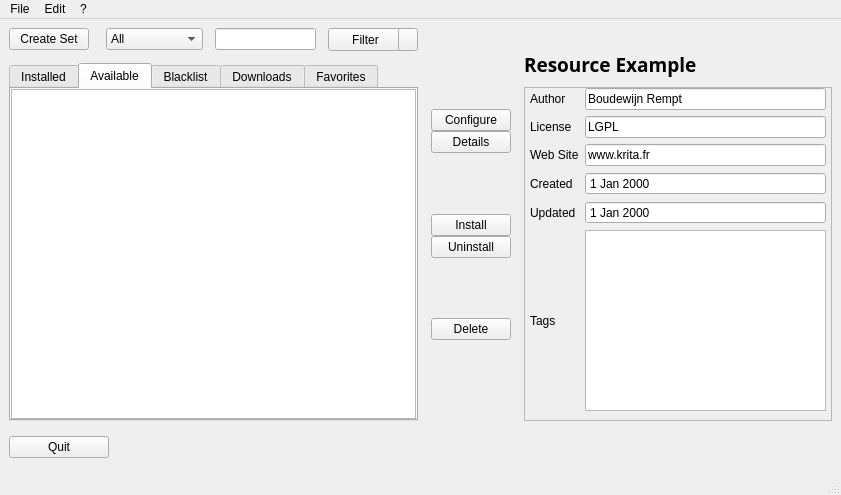
The window that krita/plugins/paintops/resourcemanager/KoResourceManagerWidget.ui (KDE/krita) describes before a commit, drawn with Qt 5.
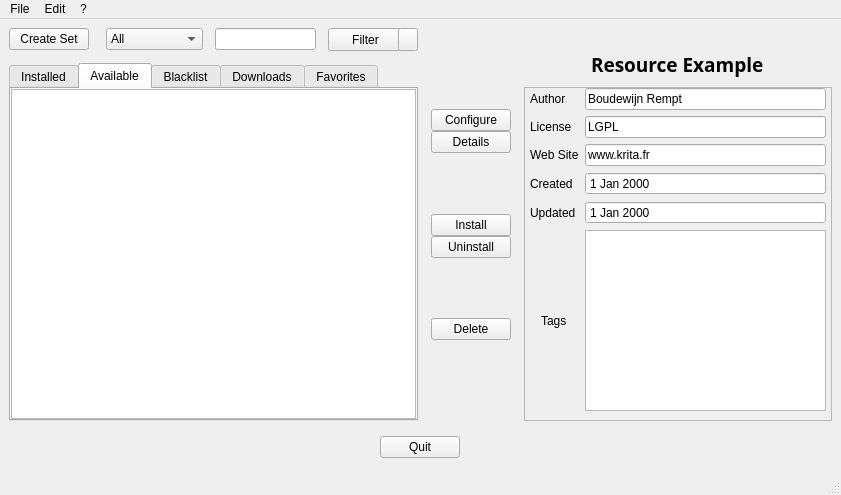
The same window after the commit. The open tabs and pages were chosen to show the change. Icons and pictures are not drawn.

Commit message: Implemented example of resource list and example of bundle creation, delete, install and uninstall

Diff of the .ui file:
```diff
--- a/krita/plugins/paintops/resourcemanager/KoResourceManagerWidget.ui
+++ b/krita/plugins/paintops/resourcemanager/KoResourceManagerWidget.ui
@@ -529,7 +529,7 @@
            </property>
           </widget>
          </item>
-         <item>
+         <item alignment="Qt::AlignHCenter">
           <widget class="QLabel" name="label_2">
            <property name="font">
             <font>
@@ -554,8 +554,8 @@
              <rect>
               <x>0</x>
               <y>0</y>
-              <width>292</width>
-              <height>264</height>
+              <width>298</width>
+              <height>332</height>
              </rect>
             </property>
             <layout class="QGridLayout" name="gridLayout_3">
@@ -636,7 +636,7 @@
                </property>
               </widget>
              </item>
-             <item row="5" column="0">
+             <item row="5" column="0" alignment="Qt::AlignHCenter">
               <widget class="QLabel" name="label_8">
                <property name="text">
                 <string>Tags</string>
@@ -666,7 +666,7 @@
       </item>
      </layout>
     </item>
-    <item>
+    <item alignment="Qt::AlignHCenter">
      <widget class="QPushButton" name="pushButton_3">
       <property name="maximumSize">
        <size>
```
Left out of the diff: 17 changed lines with no effect on the pictures. The commit also changes 13 other files.
